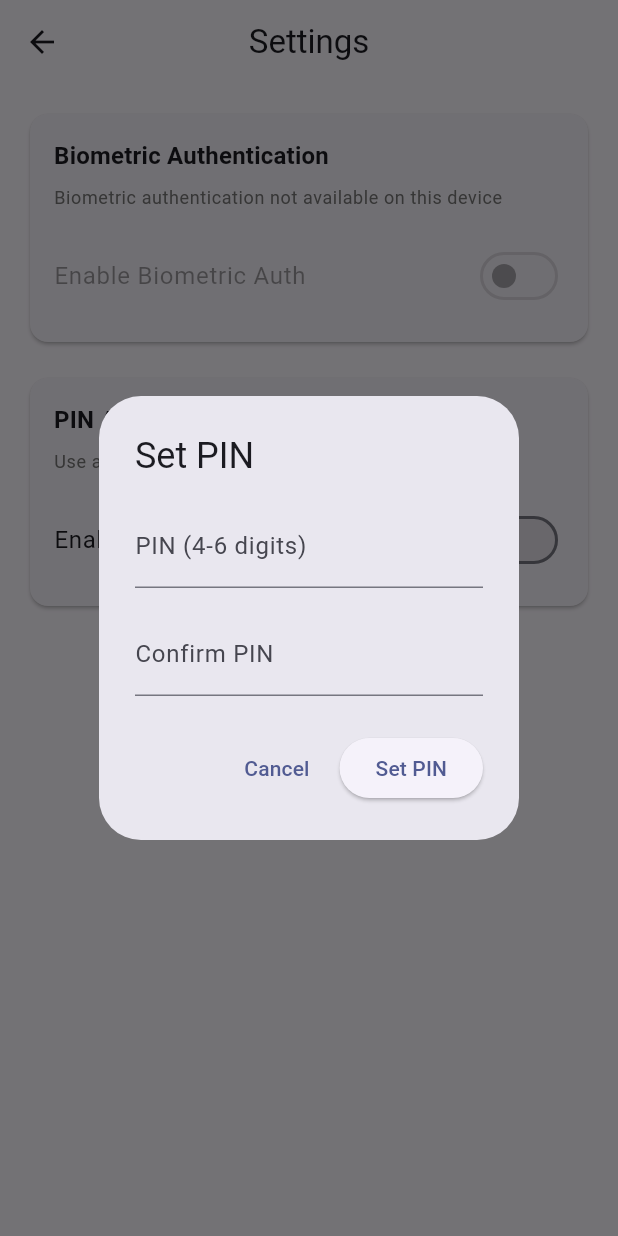
After one commit to dsoosh/birth-journal-patient-app, a Flutter app: the SettingsScreen screen opened by its route, after a tap on "Enable PIN Auth", on a phone screen of 412 x 824 dp. The commit adds this screen. Run offline on Flutter 3.47's test engine with Material 3 defaults, Android fonts, the phone set to English and light mode, and no system bars; our stand-ins replace flutter_secure_storage, hive_flutter, local_auth, qr_flutter; accounts and stored records are empty; network calls fail.

Commit message:
Add biometric/PIN authentication settings and settings screen to patient app

```diff
--- a/lib/main.dart
+++ b/lib/main.dart
@@ -12,6 +12,7 @@ import 'screens/home_screen.dart';
 import 'screens/join_screen.dart';
 import 'screens/pin_entry_screen.dart';
 import 'screens/pin_setup_screen.dart';
+import 'screens/settings_screen.dart';
 import 'services/api_client.dart';
 import 'services/event_queue.dart';
 import 'services/secure_storage_service.dart';
@@ -150,6 +151,9 @@ class _AppState extends State<App> with WidgetsBindingObserver {
                   colorScheme: ColorScheme.fromSeed(seedColor: Colors.indigo),
                   useMaterial3: true,
                 ),
+                routes: {
+                  '/settings': (_) => const SettingsScreen(),
+                },
                 home: _buildHome(snapshot),
               );
             },
--- a/lib/screens/home_screen.dart
+++ b/lib/screens/home_screen.dart
@@ -257,6 +257,12 @@ class _HomeScreenState extends State<HomeScreen> {
                 child: Text('🇵🇱 Polski'),
               ),
             ],
+          ),
+          IconButton(
+            icon: const Icon(Icons.settings),
+            onPressed: () {
+              Navigator.of(context).pushNamed('/settings');
+            },
           ),
         ],
       ),
--- /dev/null
+++ b/lib/screens/settings_screen.dart
@@ -0,0 +1,316 @@
+import 'package:flutter/material.dart';
+import '../services/biometric_auth_service.dart';
+
+class SettingsScreen extends StatefulWidget {
+  const SettingsScreen({super.key});
+
+  @override
+  State<SettingsScreen> createState() => _SettingsScreenState();
+}
+
+class _SettingsScreenState extends State<SettingsScreen> {
+  final BiometricAuthService _biometricService = BiometricAuthService();
+
+  bool _biometricEnabled = false;
+  bool _pinEnabled = false;
+  bool _canUseBiometric = false;
+  bool _isLoading = true;
+
+  @override
+  void initState() {
+    super.initState();
+    _loadSettings();
+  }
+
+  Future<void> _loadSettings() async {
+    final canUse = await _biometricService.canUseBiometric();
+    final bioEnabled = await _biometricService.isBiometricEnabled();
+    final pinEnabled = await _biometricService.isPINEnabled();
+
+    setState(() {
+      _canUseBiometric = canUse;
+      _biometricEnabled = bioEnabled;
+      _pinEnabled = pinEnabled;
+      _isLoading = false;
+    });
+  }
+
+  Future<void> _toggleBiometric(bool value) async {
+    if (value && !_canUseBiometric) {
+      ScaffoldMessenger.of(context).showSnackBar(
+        const SnackBar(content: Text('Biometric authentication not available on this device')),
+      );
+      return;
+    }
+
+    if (value) {
+      // Test biometric authentication
+      final authenticated = await _biometricService.authenticate();
+      if (!authenticated) {
+        ScaffoldMessenger.of(context).showSnackBar(
+          const SnackBar(content: Text('Biometric authentication failed')),
+        );
+        return;
+      }
+    }
+
+    setState(() => _biometricEnabled = value);
+    if (value) {
+      await _biometricService.enableBiometric();
+      ScaffoldMessenger.of(context).showSnackBar(
+        const SnackBar(content: Text('Biometric authentication enabled')),
+      );
+    } else {
+      await _biometricService.disableBiometric();
+      ScaffoldMessenger.of(context).showSnackBar(
+        const SnackBar(content: Text('Biometric authentication disabled')),
+      );
+    }
+  }
+
+  Future<void> _togglePIN(bool value) async {
+    if (value) {
+      // Show PIN setup dialog
+      final result = await _showPINSetupDialog();
+      if (result != null && result.isNotEmpty) {
+        await _biometricService.savePIN(result);
+        await _biometricService.enablePIN();
+        setState(() => _pinEnabled = true);
+        ScaffoldMessenger.of(context).showSnackBar(
+          const SnackBar(content: Text('PIN authentication enabled')),
+        );
+      }
+    } else {
+      await _biometricService.disablePIN();
+      await _biometricService.clearPIN();
+      setState(() => _pinEnabled = false);
+      ScaffoldMessenger.of(context).showSnackBar(
+        const SnackBar(content: Text('PIN authentication disabled')),
+      );
+    }
+  }
+
+  Future<String?> _showPINSetupDialog() async {
+    String? pin;
+
+    final result = await showDialog<String>(
+      context: context,
+      barrierDismissible: false,
+      builder: (BuildContext context) {
+        return _PINSetupDialog(onPINSet: (value) {
+          pin = value;
+        });
+      },
+    );
+
+    return result ?? pin;
+  }
+
+  Future<void> _changePIN() async {
+    final newPIN = await _showPINSetupDialog();
+    if (newPIN != null && newPIN.isNotEmpty) {
+      await _biometricService.savePIN(newPIN);
+      ScaffoldMessenger.of(context).showSnackBar(
+        const SnackBar(content: Text('PIN updated successfully')),
+      );
+    }
+  }
+
+  @override
+  Widget build(BuildContext context) {
+    return Scaffold(
+      appBar: AppBar(
+        title: const Text('Settings'),
+        centerTitle: true,
+      ),
+      body: _isLoading
+          ? const Center(child: CircularProgressIndicator())
+          : ListView(
+              padding: const EdgeInsets.all(16),
+              children: [
+                // Biometric Authentication Section
+                Card(
+                  child: Padding(
+                    padding: const EdgeInsets.all(16),
+                    child: Column(
+                      crossAxisAlignment: CrossAxisAlignment.start,
+                      children: [
+                        Text(
+                          'Biometric Authentication',
+                          style: Theme.of(context).textTheme.titleMedium?.copyWith(
+                            fontWeight: FontWeight.bold,
+                          ),
+                        ),
+                        const SizedBox(height: 8),
+                        Text(
+                          _canUseBiometric
+                              ? 'Use fingerprint or face recognition to authenticate'
+                              : 'Biometric authentication not available on this device',
+                          style: Theme.of(context).textTheme.bodySmall?.copyWith(
+                            color: Colors.grey[600],
+                          ),
+                        ),
+                        const SizedBox(height: 16),
+                        SwitchListTile(
+                          title: const Text('Enable Biometric Auth'),
+                          value: _biometricEnabled && _canUseBiometric,
+                          onChanged: _canUseBiometric ? _toggleBiometric : null,
+                          contentPadding: EdgeInsets.zero,
+                        ),
+                      ],
+                    ),
+                  ),
+                ),
+                const SizedBox(height: 16),
+
+                // PIN Authentication Section
+                Card(
+                  child: Padding(
+                    padding: const EdgeInsets.all(16),
+                    child: Column(
+                      crossAxisAlignment: CrossAxisAlignment.start,
+                      children: [
+                        Text(
+                          'PIN Authentication',
+                          style: Theme.of(context).textTheme.titleMedium?.copyWith(
+                            fontWeight: FontWeight.bold,
+                          ),
+                        ),
+                        const SizedBox(height: 8),
+                        Text(
+                          'Use a numeric PIN code to authenticate',
+                          style: Theme.of(context).textTheme.bodySmall?.copyWith(
+                            color: Colors.grey[600],
+                          ),
+                        ),
+                        const SizedBox(height: 16),
+                        SwitchListTile(
+                          title: const Text('Enable PIN Auth'),
+                          value: _pinEnabled,
+                          onChanged: _togglePIN,
+                          contentPadding: EdgeInsets.zero,
+                        ),
+                        if (_pinEnabled)
+                          Padding(
+                            padding: const EdgeInsets.only(top: 12),
+                            child: ElevatedButton.icon(
+                              icon: const Icon(Icons.edit),
+                              label: const Text('Change PIN'),
+                              onPressed: _changePIN,
+                            ),
+                          ),
+                      ],
+                    ),
+                  ),
+                ),
+              ],
+            ),
+    );
+  }
+}
+
+class _PINSetupDialog extends StatefulWidget {
+  final Function(String?) onPINSet;
+
+  const _PINSetupDialog({required this.onPINSet});
+
+  @override
+  State<_PINSetupDialog> createState() => _PINSetupDialogState();
+}
+
+class _PINSetupDialogState extends State<_PINSetupDialog> {
+  final TextEditingController _pinController = TextEditingController();
+  final TextEditingController _confirmController = TextEditingController();
+  String? _errorMessage;
+
+  @override
+  void dispose() {
+    _pinController.dispose();
+    _confirmController.dispose();
+    super.dispose();
+  }
+
+  void _setupPIN() {
+    final pin = _pinController.text.trim();
+    final confirm = _confirmController.text.trim();
+
+    setState(() => _errorMessage = null);
+
+    if (pin.isEmpty || confirm.isEmpty) {
+      setState(() => _errorMessage = 'PIN cannot be empty');
+      return;
+    }
+
+    if (pin.length < 4 || pin.length > 6) {
+      setState(() => _errorMessage = 'PIN must be 4-6 digits');
+      return;
+    }
+
+    if (!RegExp(r'^[0-9]+$').hasMatch(pin)) {
+      setState(() => _errorMessage = 'PIN must contain only numbers');
+      return;
+    }
+
+    if (pin != confirm) {
+      setState(() => _errorMessage = 'PINs do not match');
+      return;
+    }
+
+    widget.onPINSet(pin);
+    Navigator.of(context).pop(pin);
+  }
+
+  @override
+  Widget build(BuildContext context) {
+    return AlertDialog(
+      title: const Text('Set PIN'),
+      content: SingleChildScrollView(
+        child: Column(
+          mainAxisSize: MainAxisSize.min,
+          children: [
+            TextField(
+              controller: _pinController,
+              obscureText: true,
+              keyboardType: TextInputType.number,
+              maxLength: 6,
+              decoration: InputDecoration(
+                labelText: 'PIN (4-6 digits)',
+                errorText: _errorMessage,
+                counterText: '',
+              ),
+            ),
+            const SizedBox(height: 16),
+            TextField(
+              controller: _confirmController,
+              obscureText: true,
+              keyboardType: TextInputType.number,
+              maxLength: 6,
+              decoration: const InputDecoration(
+                labelText: 'Confirm PIN',
+                counterText: '',
+              ),
+            ),
+            if (_errorMessage != null)
+              Padding(
+                padding: const EdgeInsets.only(top: 12),
+                child: Text(
+                  _errorMessage!,
+                  style: TextStyle(color: Colors.red[700], fontSize: 12),
+                ),
+              ),
+          ],
+        ),
+      ),
+      actions: [
+        TextButton(
+          onPressed: () => Navigator.of(context).pop(),
+          child: const Text('Cancel'),
+        ),
+        ElevatedButton(
+          onPressed: _setupPIN,
+          child: const Text('Set PIN'),
+        ),
+      ],
+    );
+  }
+}
--- /dev/null
+++ b/lib/services/biometric_auth_service.dart
@@ -0,0 +1,72 @@
+import 'package:flutter_secure_storage/flutter_secure_storage.dart';
+import 'package:local_auth/local_auth.dart';
+
+class BiometricAuthService {
+  final FlutterSecureStorage _secureStorage = const FlutterSecureStorage();
+  final LocalAuthentication _localAuth = LocalAuthentication();
+
+  Future<bool> canUseBiometric() async {
+    try {
+      return await _localAuth.canCheckBiometrics;
+    } catch (e) {
+      return false;
+    }
+  }
+
+  Future<bool> authenticate() async {
+    try {
+      return await _localAuth.authenticate(
+        localizedReason: 'Authenticate to access Położne',
+        options: const AuthenticationOptions(
+          stickyAuth: true,
+          biometricOnly: true,
+        ),
+      );
+    } catch (e) {
+      return false;
+    }
+  }
+
+  Future<void> savePIN(String pin) async {
+    await _secureStorage.write(key: 'patient_pin', value: pin);
+  }
+
+  Future<String?> getPIN() async {
+    return await _secureStorage.read(key: 'patient_pin');
+  }
+
+  Future<bool> verifyPIN(String pin) async {
+    final savedPin = await getPIN();
+    return savedPin == pin;
+  }
+
+  Future<void> clearPIN() async {
+    await _secureStorage.delete(key: 'patient_pin');
+  }
+
+  Future<void> enableBiometric() async {
+    await _secureStorage.write(key: 'biometric_enabled', value: 'true');
+  }
+
+  Future<void> disableBiometric() async {
+    await _secureStorage.write(key: 'biometric_enabled', value: 'false');
+  }
+
+  Future<bool> isBiometricEnabled() async {
+    final value = await _secureStorage.read(key: 'biometric_enabled');
+    return value == 'true';
+  }
+
+  Future<void> enablePIN() async {
+    await _secureStorage.write(key: 'pin_enabled', value: 'true');
+  }
+
+  Future<void> disablePIN() async {
+    await _secureStorage.write(key: 'pin_enabled', value: 'false');
+  }
+
+  Future<bool> isPINEnabled() async {
+    final value = await _secureStorage.read(key: 'pin_enabled');
+    return value == 'true';
+  }
+}
--- a/pubspec.yaml
+++ b/pubspec.yaml
@@ -44,6 +44,7 @@ dependencies:
   web_socket_channel: ^2.4.1
   cupertino_icons: ^1.0.8
   crypto: ^3.0.3
+  local_auth: ^2.1.0
 
 dev_dependencies:
   flutter_test:
```
Also changed, not shown: pubspec.lock, 6 other files.
